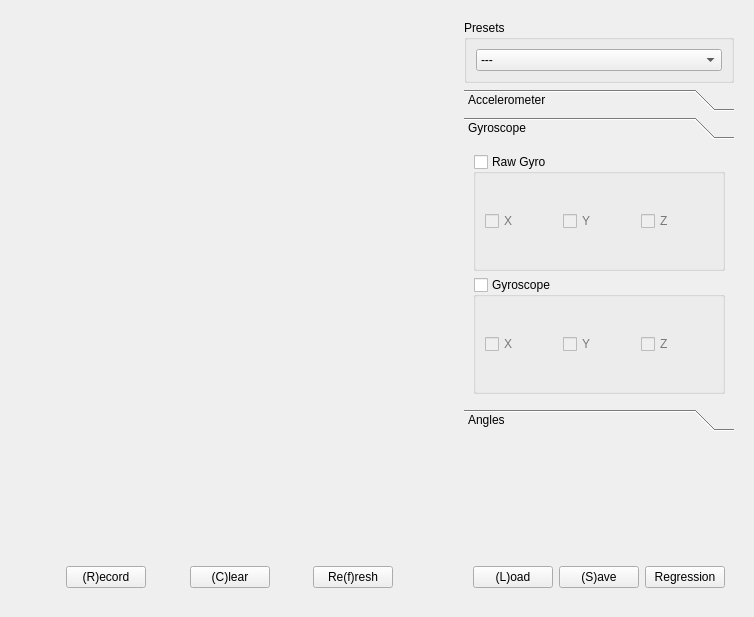
The window that tinyos-2.x/trunk/support/cpp/TestShimmer/src/DataWidget.ui (baharev/szte-wsn-code) describes before a commit, drawn with Qt 5.
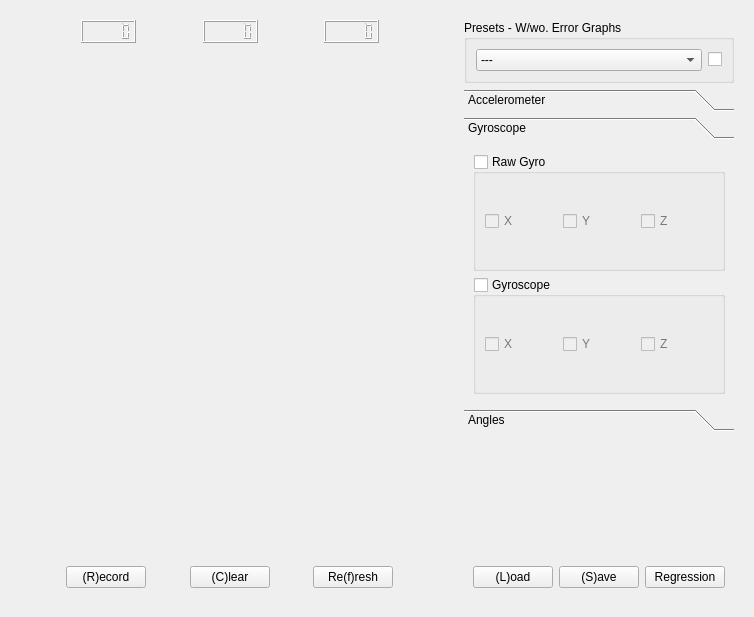
The same window after the commit. The open tabs and pages were chosen to show the change. Custom widgets are drawn as their Qt base class.

```diff
--- a/tinyos-2.x/trunk/support/cpp/TestShimmer/src/DataWidget.ui
+++ b/tinyos-2.x/trunk/support/cpp/TestShimmer/src/DataWidget.ui
@@ -18,10 +18,87 @@
   </property>
   <layout class="QHBoxLayout" name="horizontalLayout_3" stretch="1,0">
    <item>
-    <layout class="QVBoxLayout" name="plotLayout" stretch="1,0">
+    <layout class="QVBoxLayout" name="plotLayout" stretch="0,1,0">
      <property name="margin">
       <number>9</number>
      </property>
+     <item>
+      <layout class="QHBoxLayout" name="horizontalLayout_5">
+       <item>
+        <spacer name="horizontalSpacer_6">
+         <property name="orientation">
+          <enum>Qt::Horizontal</enum>
+         </property>
+         <property name="sizeHint" stdset="0">
+          <size>
+           <width>40</width>
+           <height>20</height>
+          </size>
+         </property>
+        </spacer>
+       </item>
+       <item>
+        <widget class="QLCDNumber" name="minLcd">
+         <property name="smallDecimalPoint">
+          <bool>true</bool>
+         </property>
+        </widget>
+       </item>
+       <item>
+        <spacer name="horizontalSpacer_7">
+         <property name="orientation">
+          <enum>Qt::Horizontal</enum>
+         </property>
+         <property name="sizeHint" stdset="0">
+          <size>
+           <width>40</width>
+           <height>20</height>
+          </size>
+         </property>
+        </spacer>
+       </item>
+       <item>
+        <widget class="QLCDNumber" name="maxLcd">
+         <property name="smallDecimalPoint">
+          <bool>true</bool>
+         </property>
+        </widget>
+       </item>
+       <item>
+        <spacer name="horizontalSpacer_8">
+         <property name="orientation">
+          <enum>Qt::Horizontal</enum>
+         </property>
+         <property name="sizeHint" stdset="0">
+          <size>
+           <width>40</width>
+           <height>20</height>
+          </size>
+         </property>
+        </spacer>
+       </item>
+       <item>
+        <widget class="QLCDNumber" name="avgLcd">
+         <property name="smallDecimalPoint">
+          <bool>true</bool>
+         </property>
+        </widget>
+       </item>
+       <item>
+        <spacer name="horizontalSpacer_5">
+         <property name="orientation">
+          <enum>Qt::Horizontal</enum>
+         </property>
+         <property name="sizeHint" stdset="0">
+          <size>
+           <width>40</width>
+           <height>20</height>
+          </size>
+         </property>
+        </spacer>
+       </item>
+      </layout>
+     </item>
      <item>
       <widget class="PlotScrollArea" name="scrollArea" native="true">
        <property name="cursor">
@@ -127,9 +204,9 @@
      <item>
       <widget class="QGroupBox" name="presetsBox">
        <property name="title">
-        <string>Presets</string>
+        <string>Presets - W/wo. Error Graphs</string>
        </property>
-       <layout class="QHBoxLayout" name="horizontalLayout_6">
+       <layout class="QHBoxLayout" name="horizontalLayout_6" stretch="1,0">
         <item>
          <widget class="QComboBox" name="presetsComboBox">
           <item>
@@ -157,16 +234,13 @@
             <string>None</string>
            </property>
           </item>
-          <item>
-           <property name="text">
-            <string>Record</string>
-           </property>
-          </item>
-          <item>
-           <property name="text">
-            <string>Preset 3</string>
-           </property>
-          </item>
+         </widget>
+        </item>
+        <item>
+         <widget class="QCheckBox" name="showErrorGraphs_chB">
+          <property name="text">
+           <string/>
+          </property>
          </widget>
         </item>
        </layout>
```
Left out of the diff: 8 changed lines with no effect on the pictures.
